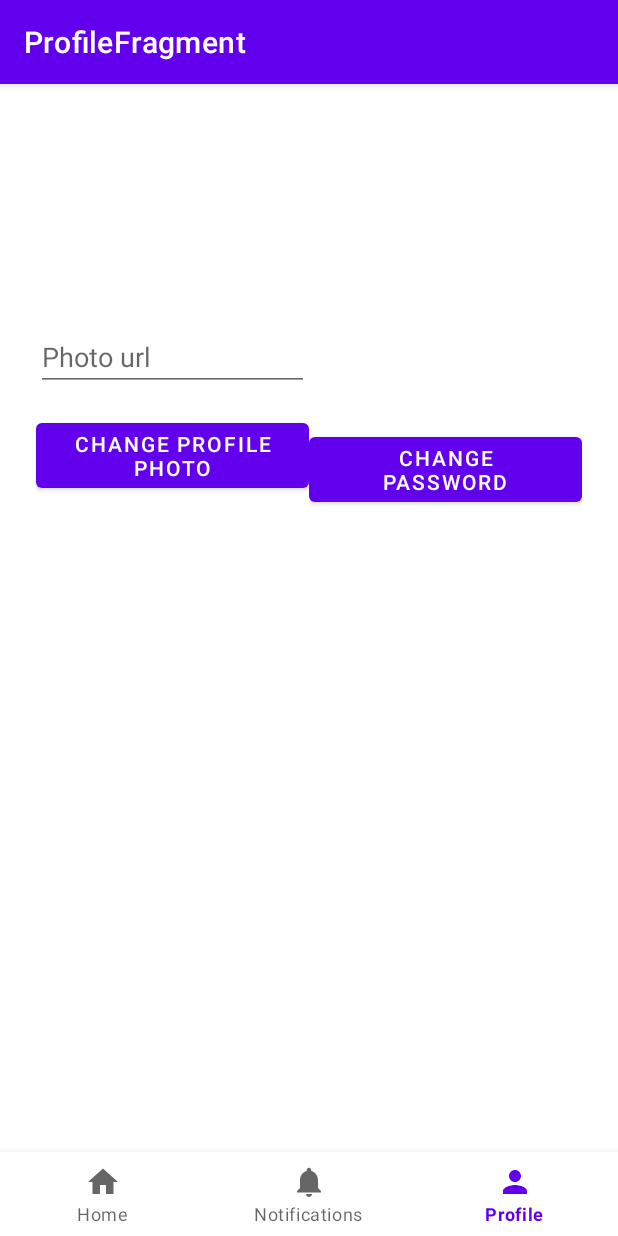
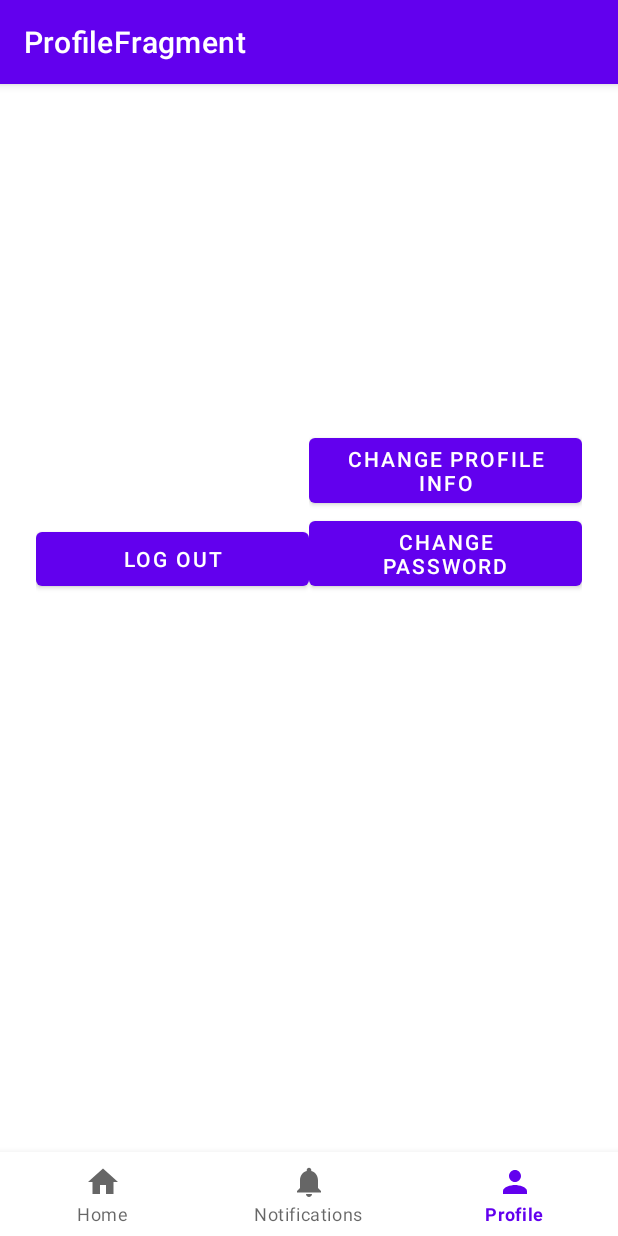
Before and after one commit to nikolomouri/MobAppsFinalyDone, an Android app: the ProfileFragment screen opened through its navigation route, on a phone screen of 412 x 824 dp. Run offline under Robolectric (Android 15) with nearby library versions, the phone set to English and light mode, and no system bars; our stand-ins replace Firebase (no records; nobody signed in at launch, a user with empty details on screens opened directly), navigation-ui.

```diff
--- a/app/src/main/java/com/example/mobappsfinallydone/adapters/ViewPagerAdapterFragments.kt
+++ b/app/src/main/java/com/example/mobappsfinallydone/adapters/ViewPagerAdapterFragments.kt
@@ -1,15 +1,13 @@
 package com.example.mobappsfinallydone.adapters
 
-import android.app.Activity
 import androidx.fragment.app.Fragment
 import androidx.fragment.app.FragmentActivity
 import androidx.viewpager2.adapter.FragmentStateAdapter
-import com.example.mobappsfinallydone.fragments.HomeFragment
 import com.example.mobappsfinallydone.fragments.HomeFragment2
 import com.example.mobappsfinallydone.fragments.HomeFragment3
 import com.example.mobappsfinallydone.fragments.HomeFragmentMain
 
-class ViewPagerAdapterFragments(fragment: FragmentActivity):FragmentStateAdapter(fragment) {
+class ViewPagerAdapterFragments(fragmentActivity: FragmentActivity):FragmentStateAdapter(fragmentActivity) {
     override fun getItemCount(): Int = 3
 
     override fun createFragment(position: Int): Fragment {
--- a/app/src/main/java/com/example/mobappsfinallydone/fragments/ProfileFragment.kt
+++ b/app/src/main/java/com/example/mobappsfinallydone/fragments/ProfileFragment.kt
@@ -1,34 +1,39 @@
 package com.example.mobappsfinallydone.fragments
 
 import android.os.Bundle
+import android.util.Log
 import android.view.View
 import android.widget.*
 import androidx.fragment.app.Fragment
 import androidx.navigation.Navigation
 import com.bumptech.glide.Glide
 import com.example.mobappsfinallydone.R
+import com.example.mobappsfinallydone.database.UserID
 import com.google.firebase.auth.FirebaseAuth
+import com.google.firebase.database.*
 
 class ProfileFragment:Fragment(R.layout.profile_fragment) {
+    private lateinit var changeProfileInfo :Button
     private lateinit var profileIV:ImageView
-    private lateinit var eTPhoto:EditText
     private lateinit var tVName:TextView
     private lateinit var tVSecondName:TextView
     private lateinit var loginButton2:Button
-    private lateinit var changeProfileImageButton:Button
     private lateinit var changePassword:Button
     private lateinit var layout1:LinearLayout
     private lateinit var mAuth: FirebaseAuth
+    private lateinit var db : DatabaseReference
+    private lateinit var logOutButton: Button
     override fun onViewCreated(view: View, savedInstanceState: Bundle?) {
         super.onViewCreated(view, savedInstanceState)
+        db = FirebaseDatabase.getInstance().getReference("UserInfo")
         profileIV = view.findViewById(R.id.profileIV)
-        eTPhoto = view.findViewById(R.id.eTPhoto)
         tVName = view.findViewById(R.id.tVName)
         tVSecondName = view.findViewById(R.id.tVSecondName)
-        changeProfileImageButton = view.findViewById(R.id.changeProfileImageButton)
         changePassword = view.findViewById(R.id.changePassword)
         layout1 = view.findViewById(R.id.layout1)
         mAuth = FirebaseAuth.getInstance()
+        changeProfileInfo = view.findViewById(R.id.changeProfileInfo)
+        logOutButton = view.findViewById(R.id.logOutButton)
         val navController = Navigation.findNavController(view)
         loginButton2 = view.findViewById(R.id.loginButton2)
         loginButton2.setOnClickListener {
@@ -36,24 +41,36 @@ class ProfileFragment:Fragment(R.layout.profile_fragment) {
             navController.navigate(toLogin)
         }
         changePassword.setOnClickListener {
-            val toChangePassword = ProfileFragmentDirections.actionProfileFragmentToChangePasswordFragment()
-            navController.navigate(toChangePassword)
+            navController.navigate(ProfileFragmentDirections.actionProfileFragmentToChangePasswordFragment())
         }
-        changeProfileImageButton.setOnClickListener {
-            if (eTPhoto.text.isEmpty()){
-                Toast.makeText(this.context ,"The field is empty, if u want to change photo put url in it." ,Toast.LENGTH_LONG).show()
-            }else {
-                Glide.with(this).load(eTPhoto.text).into(profileIV)
-            }
+        changeProfileInfo.setOnClickListener {
+            navController.navigate(ProfileFragmentDirections.actionProfileFragmentToProfileInfoFragment())
         }
-        if (FirebaseAuth.getInstance().currentUser?.isEmailVerified!!) {
-            layout1.visibility = View.VISIBLE
-            loginButton2.visibility = View.GONE
+        logOutButton.setOnClickListener {
+            mAuth.signOut()
+            navController.navigate(ProfileFragmentDirections.actionProfileFragmentSelf())
         }
-        else{
-            layout1.visibility = View.INVISIBLE
-            loginButton2.visibility = View.VISIBLE
 
-        }
-    }
+        if (mAuth.currentUser?.uid  != null) {
+            db.child(mAuth.currentUser?.uid!!).addValueEventListener(object : ValueEventListener{
+                override fun onDataChange(snapshot: DataSnapshot) {
+                    val userId = snapshot.getValue(UserID::class.java)
+                    if (userId != null) {
+                        Glide.with(this@ProfileFragment).load(userId.imageURL).into(profileIV)
+                        tVName.text = userId.name
+                        tVSecondName.text = userId.secondName
+                       }
+               }
+
+               override fun onCancelled(error: DatabaseError) {
+                   Log.d("TAG", error.message)
+               }
+           })
+           layout1.visibility = View.VISIBLE
+           loginButton2.visibility = View.GONE
+       } else{
+           layout1.visibility = View.INVISIBLE
+           loginButton2.visibility = View.VISIBLE
+       }
+   }
 }
--- a/app/src/main/res/layout/home_fragment.xml
+++ b/app/src/main/res/layout/home_fragment.xml
@@ -7,7 +7,7 @@
     <com.google.android.material.tabs.TabLayout
         android:id="@+id/tabLayout"
         android:layout_width="match_parent"
-        android:layout_height="match_parent" />
+        android:layout_height="wrap_content" />
 
     <androidx.viewpager2.widget.ViewPager2
         android:layout_width="match_parent"
--- a/app/src/main/res/layout/profile_fragment.xml
+++ b/app/src/main/res/layout/profile_fragment.xml
@@ -28,23 +28,17 @@
 
             <ImageView
                 android:id="@+id/profileIV"
-                android:layout_width="match_parent"
-                android:layout_height="wrap_content"
+                android:layout_width="150dp"
+                android:layout_height="150dp"
                 android:layout_marginBottom="15dp"
                 tools:srcCompat="@tools:sample/avatars" />
 
-            <EditText
-                android:id="@+id/eTPhoto"
+            <Button
+                android:id="@+id/logOutButton"
                 android:layout_width="match_parent"
                 android:layout_height="wrap_content"
-                android:layout_marginBottom="15dp"
-                android:hint="Photo url" />
+                android:text="Log out" />
 
-            <Button
-                android:id="@+id/changeProfileImageButton"
-                android:layout_width="match_parent"
-                android:layout_height="wrap_content"
-                android:text="Change profile photo" />
         </LinearLayout>
 
         <LinearLayout
@@ -58,7 +52,6 @@
                 android:layout_width="match_parent"
                 android:layout_height="wrap_content"
                 android:layout_marginBottom="15dp"
-                android:text=""
                 android:textSize="20dp" />
 
             <TextView
@@ -66,7 +59,6 @@
                 android:layout_width="match_parent"
                 android:layout_height="wrap_content"
                 android:layout_marginBottom="15dp"
-                android:text=""
                 android:textSize="20dp" />
 
             <LinearLayout
@@ -76,10 +68,16 @@
                 android:orientation="vertical">
 
                 <Button
+                    android:id="@+id/changeProfileInfo"
+                    android:layout_width="match_parent"
+                    android:layout_height="wrap_content"
+                    android:text="Change profile info" />
+
+                <Button
                     android:id="@+id/changePassword"
                     android:layout_width="match_parent"
                     android:layout_height="wrap_content"
-                    android:text="Change password" />
+                    android:text="change password" />
             </LinearLayout>
 
         </LinearLayout>
--- a/app/src/main/res/navigation/nav_graph.xml
+++ b/app/src/main/res/navigation/nav_graph.xml
@@ -43,6 +43,12 @@
         <action
             android:id="@+id/action_profileFragment_to_changePasswordFragment"
             app:destination="@id/changePasswordFragment" />
+        <action
+            android:id="@+id/action_profileFragment_to_profileInfoFragment"
+            app:destination="@id/profileInfoFragment" />
+        <action
+            android:id="@+id/action_profileFragment_self"
+            app:destination="@id/profileFragment" />
     </fragment>
     <fragment
         android:id="@+id/loginFragment"
@@ -83,4 +89,12 @@
             android:id="@+id/action_forgotPasswordFragment_to_loginFragment"
             app:destination="@id/loginFragment" />
     </fragment>
+    <fragment
+        android:id="@+id/profileInfoFragment"
+        android:name="com.example.mobappsfinallydone.fragments.ProfileInfoFragment"
+        android:label="ProfileInfoFragment" >
+        <action
+            android:id="@+id/action_profileInfoFragment_to_profileFragment"
+            app:destination="@id/profileFragment" />
+    </fragment>
 </navigation>
```
Also changed, not shown: app/src/main/AndroidManifest.xml (+9 -2 lines), app/src/main/java/com/example/mobappsfinallydone/database/UserID.kt (added, +7 -0 lines), app/src/main/java/com/example/mobappsfinallydone/fragments/ProfileInfoFragment.kt (added, +59 -0 lines), app/src/main/java/com/example/mobappsfinallydone/fragments/RegistrationFragment.kt (+6 -9 lines), app/src/main/res/layout/profile_info_fragment.xml (added, +66 -0 lines), app/src/main/res/layout/registration_fragment.xml (+0 -14 lines).
